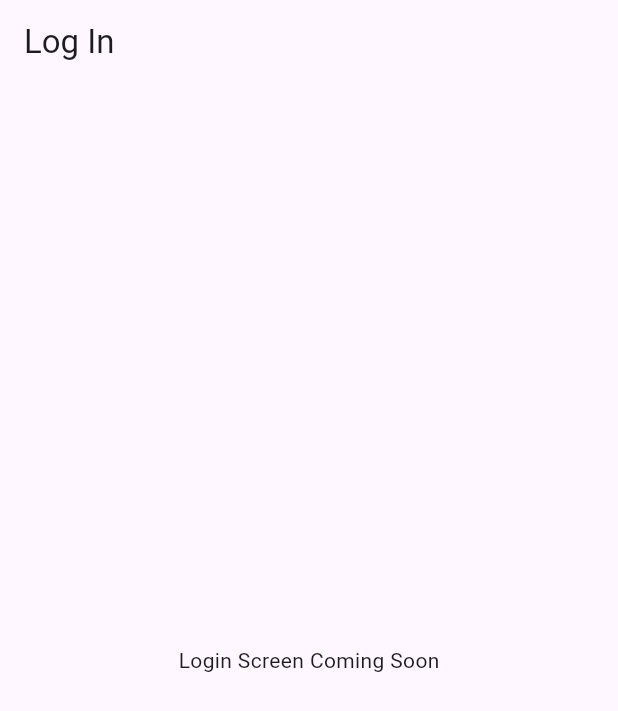
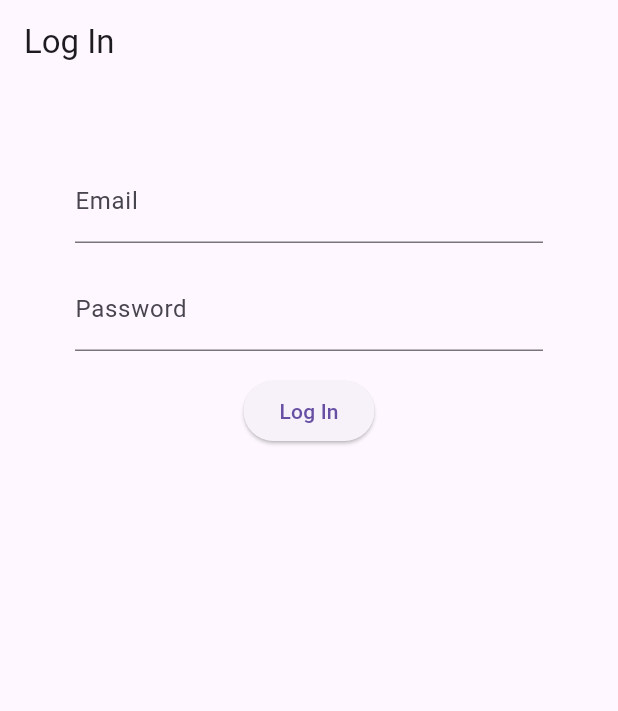
Before and after one commit to Chirayu3108/GymTracker, a Flutter app: the screen it shows after launch, after a tap on "Sign Up", after a tap on "Already have an account? Log in", on a phone screen of 412 x 824 dp. Shown: the top 711 px of the screen. Run offline on Flutter 3.47's test engine with Material 3 defaults, Android fonts, the phone set to English and light mode, and no system bars; our stand-ins replace dio, flutter_secure_storage, go_router; network calls fail.

Commit message:
Frontend: working login screen, secure token storage, routing fix
POST /auth/login wired up with validation, loading state, and
error handling matching the register screen. Tokens persisted via
flutter_secure_storage on success. Fixes go_router path mismatch
(/health -> /home) that broke post-login navigation.

```diff
--- a/frontend/lib/features/auth/login_screen.dart
+++ b/frontend/lib/features/auth/login_screen.dart
@@ -1,13 +1,129 @@
 import 'package:flutter/material.dart';
+import 'package:dio/dio.dart';
+import 'package:go_router/go_router.dart';
+import 'package:flutter_secure_storage/flutter_secure_storage.dart';
 
-class LoginScreen extends StatelessWidget {
+class LoginScreen extends StatefulWidget {
   const LoginScreen({super.key});
+
+  @override
+  State<LoginScreen> createState() => _LoginScreenState();
+}
+
+class _LoginScreenState extends State<LoginScreen> {
+  final _formKey = GlobalKey<FormState>();
+  bool _isLoading = false;
+
+  final TextEditingController _emailController = TextEditingController();
+  final TextEditingController _passwordController = TextEditingController();
+
+  @override
+  void dispose() {
+    _emailController.dispose();
+    _passwordController.dispose();
+    super.dispose();
+  }
 
   @override
   Widget build(BuildContext context) {
     return Scaffold(
       appBar: AppBar(title: const Text("Log In")),
-      body: const Center(child: Text("Login Screen Coming Soon")),
+      body: Padding(
+        padding: const EdgeInsets.all(50),
+        child: Form(
+          key: _formKey,
+          child: Column(
+            children: [
+              // ----------- Email --------------
+              TextFormField(
+                controller: _emailController,
+                decoration: const InputDecoration(labelText: "Email"),
+                validator: (value) {
+                  if (value == null || !value.contains("@")) {
+                    return "Enter a valid Email";
+                  }
+                  return null;
+                },
+              ),
+              const SizedBox(height: 16),
+              // ---------------------------------
+              // ------------ Password -----------
+              TextFormField(
+                controller: _passwordController,
+                obscuringCharacter: "*",
+                obscureText: true,
+                decoration: const InputDecoration(labelText: "Password"),
+                validator: (value) {
+                  if (value == null || value.length < 8) {
+                    return "Password should be more than 8 letters";
+                  }
+                  return null;
+                },
+              ),
+              const SizedBox(height: 16),
+              // ---------------------------------
+              // --------- Log In Button ---------
+              ElevatedButton(
+                onPressed: _isLoading ? null : _login,
+                child: const Text("Log In"),
+              ),
+              // --------------------------------
+            ],
+          ),
+        ),
+      ),
     );
   }
+
+  Future<void> _login() async {
+    if (!_formKey.currentState!.validate()) {
+      return;
+    }
+
+    setState(() {
+      _isLoading = true;
+    });
+
+    final dio = Dio();
+
+    try {
+      final response = await dio.post(
+        "http://127.0.0.1:8000/api/v1/auth/login",
+        data: {
+          "email": _emailController.text,
+          "password": _passwordController.text,
+        },
+      );
+
+      final responseData = response.data as Map<String, dynamic>;
+      final accessToken = responseData['access_token'] as String?;
+      final refreshToken = responseData['refresh_token'] as String?;
+
+      if (accessToken == null || refreshToken == null) {
+        throw Exception("Tokens missing in login response");
+      }
+
+      const storage = FlutterSecureStorage();
+      await storage.write(key: 'access_token', value: accessToken);
+      await storage.write(key: 'refresh_token', value: refreshToken);
+
+      print(await storage.read(key: 'access_token'));
+      if (mounted) {
+        context.go("/home");
+      }
+    } on DioException catch (e) {
+      if (!mounted) return;
+      final message =
+          e.response?.data['detail'] ?? "Something went wrong. Try again later";
+      ScaffoldMessenger.of(
+        context,
+      ).showSnackBar(SnackBar(content: Text(message)));
+    } finally {
+      if (mounted) {
+        setState(() {
+          _isLoading = false;
+        });
+      }
+    }
+  }
 }
--- a/frontend/pubspec.yaml
+++ b/frontend/pubspec.yaml
@@ -37,6 +37,7 @@ dependencies:
   cupertino_icons: ^1.0.8
   dio: ^5.7.0
   go_router: ^17.4.0
+  flutter_secure_storage: ^10.3.1
 
 dev_dependencies:
   flutter_test:
```
Also changed, not shown: frontend/lib/core/token_storage.dart (added, +7 -0 lines), frontend/lib/main.dart (+3 -4 lines), frontend/pubspec.lock, 2 other files.
